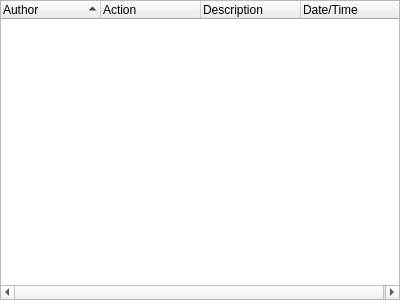
Old version of the form tasks/feedlist.ui in the repository Rekall/Rekall.
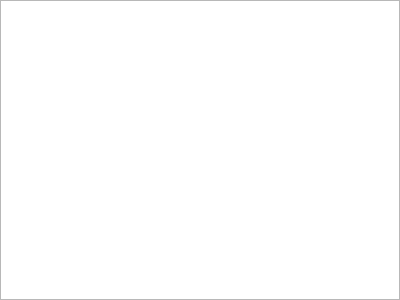
New version of the form.

Patch:
```diff
--- a/tasks/feedlist.ui
+++ b/tasks/feedlist.ui
@@ -22,32 +22,20 @@
    </property>
    <item>
     <widget class="QTreeWidget" name="feeds">
-     <property name="indentation">
-      <number>0</number>
-     </property>
-     <property name="sortingEnabled">
+     <property name="alternatingRowColors">
       <bool>true</bool>
      </property>
+     <property name="indentation">
+      <number>10</number>
+     </property>
+     <attribute name="headerVisible">
+      <bool>false</bool>
+     </attribute>
      <column>
       <property name="text">
        <string>Author</string>
       </property>
      </column>
-     <column>
-      <property name="text">
-       <string>Action</string>
-      </property>
-     </column>
-     <column>
-      <property name="text">
-       <string>Description</string>
-      </property>
-     </column>
-     <column>
-      <property name="text">
-       <string>Date/Time</string>
-      </property>
-     </column>
     </widget>
    </item>
   </layout>
```
Left out of the diff: 2 changed lines with no effect on the pictures.
